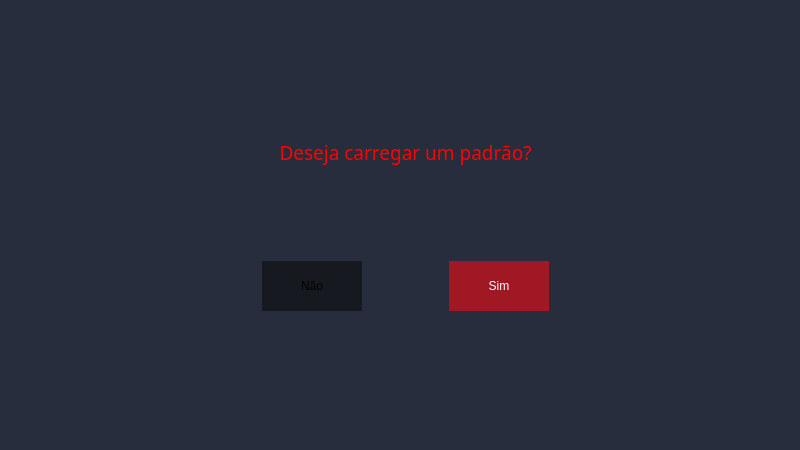
Qt form reddragons/interface/ui_files/padrao.ui (Red-Dragons-UFSCar/red-visao) before a commit.
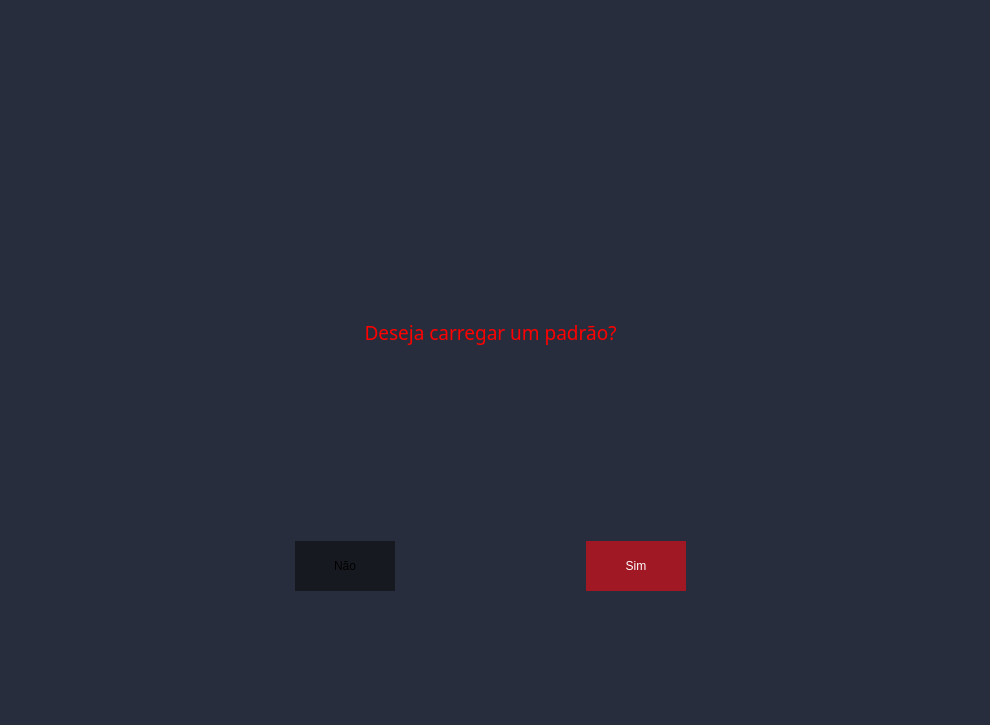
The same form after that commit.

```diff
--- a/reddragons/interface/ui_files/padrao.ui
+++ b/reddragons/interface/ui_files/padrao.ui
@@ -6,10 +6,22 @@
    <rect>
     <x>0</x>
     <y>0</y>
-    <width>800</width>
-    <height>450</height>
+    <width>990</width>
+    <height>725</height>
    </rect>
   </property>
+  <property name="minimumSize">
+   <size>
+    <width>990</width>
+    <height>725</height>
+   </size>
+  </property>
+  <property name="maximumSize">
+   <size>
+    <width>990</width>
+    <height>725</height>
+   </size>
+  </property>
   <property name="windowTitle">
    <string>MainWindow</string>
   </property>
@@ -20,10 +32,10 @@
    <widget class="QWidget" name="verticalLayoutWidget">
     <property name="geometry">
      <rect>
-      <x>180</x>
-      <y>50</y>
-      <width>451</width>
-      <height>261</height>
+      <x>110</x>
+      <y>130</y>
+      <width>761</width>
+      <height>461</height>
      </rect>
     </property>
     <layout class="QVBoxLayout" name="verticalLayout">
```
Left out of the diff: 11 changed lines with no effect on the pictures.
